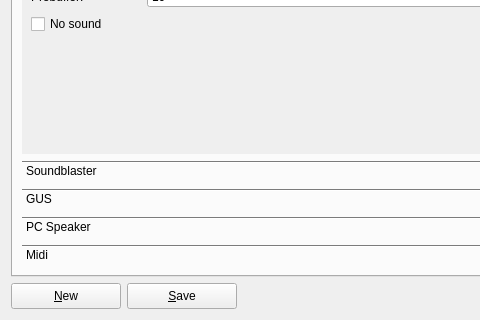
LasDesu/DBoxFE, file dboxfe-gdb/ui/dboxfegdb_template.ui: the form before one commit; both pictures show x 0 to 480 and y 297 to 617 of the 614 by 617 pixel window.
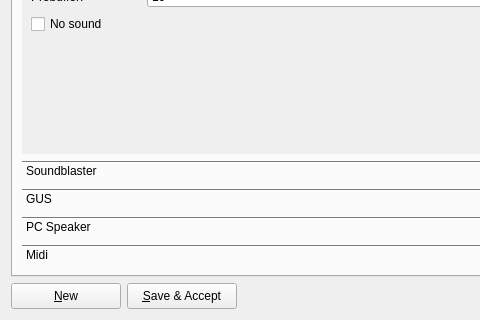
The form after the commit. The open tabs and pages were chosen to show the change. Icons and pictures are not drawn.

The edit to the form file:
```diff
--- a/dboxfe-gdb/ui/dboxfegdb_template.ui
+++ b/dboxfe-gdb/ui/dboxfegdb_template.ui
@@ -4743,7 +4743,7 @@
         </size>
        </property>
        <property name="text" >
-        <string>&amp;Save</string>
+        <string>&amp;Save &amp;&amp; Accept</string>
        </property>
        <property name="icon" >
         <iconset resource="../res/dboxfe-gdb.qrc" >:/images/save.png</iconset>
```
Left out of the diff: 20 changed lines with no effect on the pictures.
